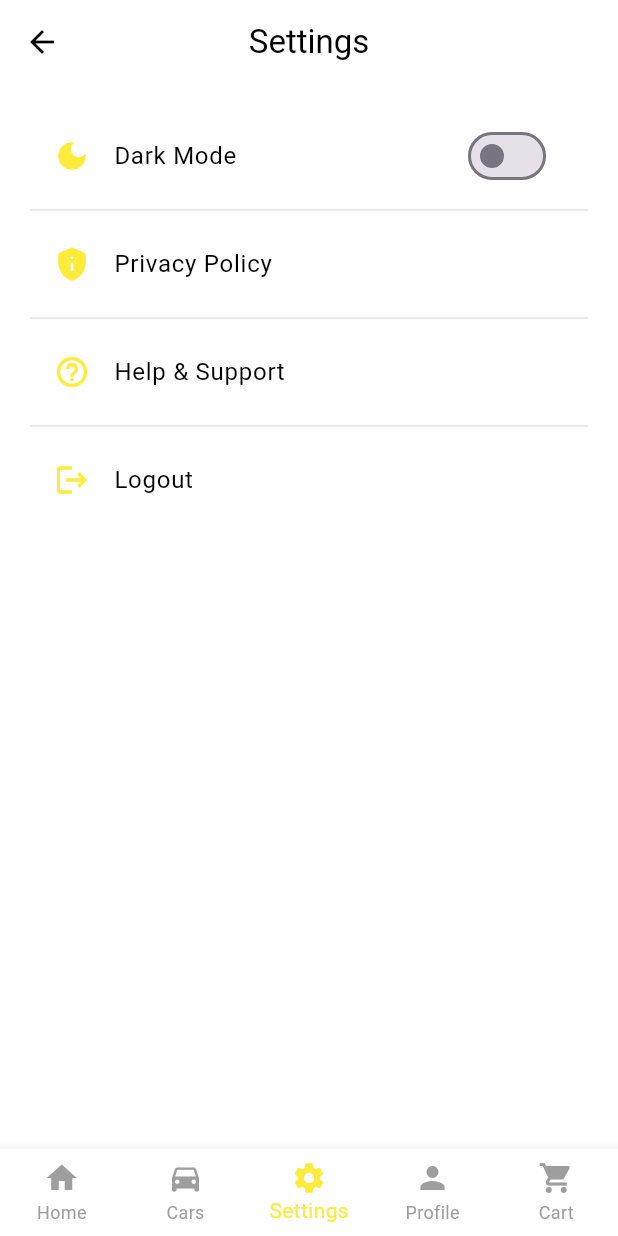
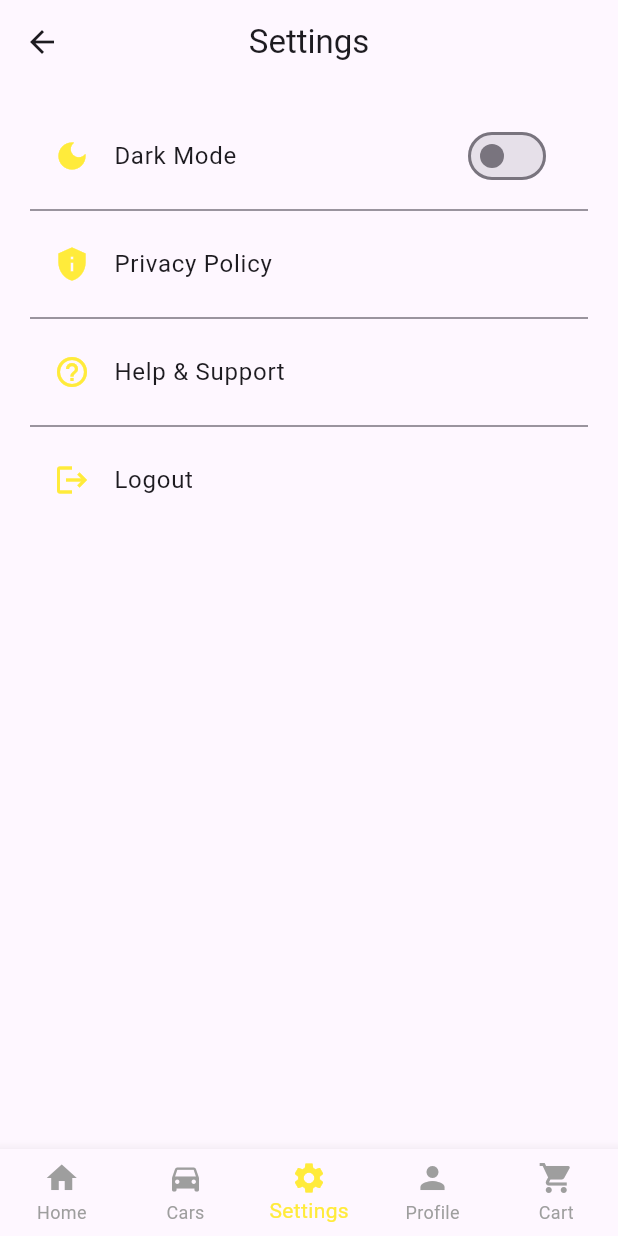
Before and after one commit to Govindh07/PIT_STOP, a Flutter app: the screen it shows once a user with an empty profile is signed in, item 3 of the bottom bar chosen, on a phone screen of 412 x 824 dp. Run offline on Flutter 3.47's test engine with Material 3 defaults, Android fonts, the phone set to English and light mode, and no system bars; our stand-ins replace carousel_slider, cloud_firestore, firebase_auth, firebase_core, shared_preferences; accounts and stored records are empty; network calls fail.

Commit message:
Pit Stop

```diff
--- a/lib/main.dart
+++ b/lib/main.dart
@@ -15,20 +15,7 @@ void main() async {
     options: DefaultFirebaseOptions.currentPlatform,
   );
 
-  // ✅ Preload theme from SharedPreferences
-  final themeProvider = ThemeProvider();
-  await themeProvider.loadTheme(); // this must exist in ThemeProvider
-
-  runApp(
-    MultiProvider(
-      providers: [
-        ChangeNotifierProvider(create: (_) => FavoritesProvider()),
-        ChangeNotifierProvider(create: (_) => HistoryProvider()),
-        ChangeNotifierProvider<ThemeProvider>.value(value: themeProvider), // use preloaded provider
-      ],
-      child: const MyApp(),
-    ),
-  );
+  runApp(const MyApp());
 }
 
 class MyApp extends StatelessWidget {
@@ -36,31 +23,14 @@ class MyApp extends StatelessWidget {
 
   @override
   Widget build(BuildContext context) {
-    final themeProvider = Provider.of<ThemeProvider>(context);
-
-    return MaterialApp(
+    return MultiProvider(
+      providers: [
+        ChangeNotifierProvider(create: (_) => FavoritesProvider()),
+        ChangeNotifierProvider(create: (_) => HistoryProvider()),
+        ChangeNotifierProvider(create: (_) => ThemeProvider()),
+      ],
+      child: MaterialApp(
         debugShowCheckedModeBanner: false,
-      themeMode: themeProvider.themeMode,
-      theme: ThemeData(
-        brightness: Brightness.light,
-        scaffoldBackgroundColor: Colors.white,
-        appBarTheme: const AppBarTheme(backgroundColor: Colors.white),
-        textTheme: const TextTheme(bodyLarge: TextStyle(color: Colors.black)),
-        dividerColor: Colors.grey[300],
-        bottomNavigationBarTheme: const BottomNavigationBarThemeData(
-          backgroundColor: Colors.white,
-        ),
-      ),
-      darkTheme: ThemeData(
-        brightness: Brightness.dark,
-        scaffoldBackgroundColor: Colors.black,
-        appBarTheme: const AppBarTheme(backgroundColor: Colors.black),
-        textTheme: const TextTheme(bodyLarge: TextStyle(color: Colors.white)),
-        dividerColor: Colors.grey,
-        bottomNavigationBarTheme: const BottomNavigationBarThemeData(
-          backgroundColor: Colors.black,
-        ),
-      ),
         home: StreamBuilder<User?>(
           stream: FirebaseAuth.instance.authStateChanges(),
           builder: (context, snapshot) {
@@ -76,6 +46,7 @@ class MyApp extends StatelessWidget {
             }
           },
         ),
+      ),
     );
   }
 }
```
Lines whose indentation alone changed are shown as unchanged.
